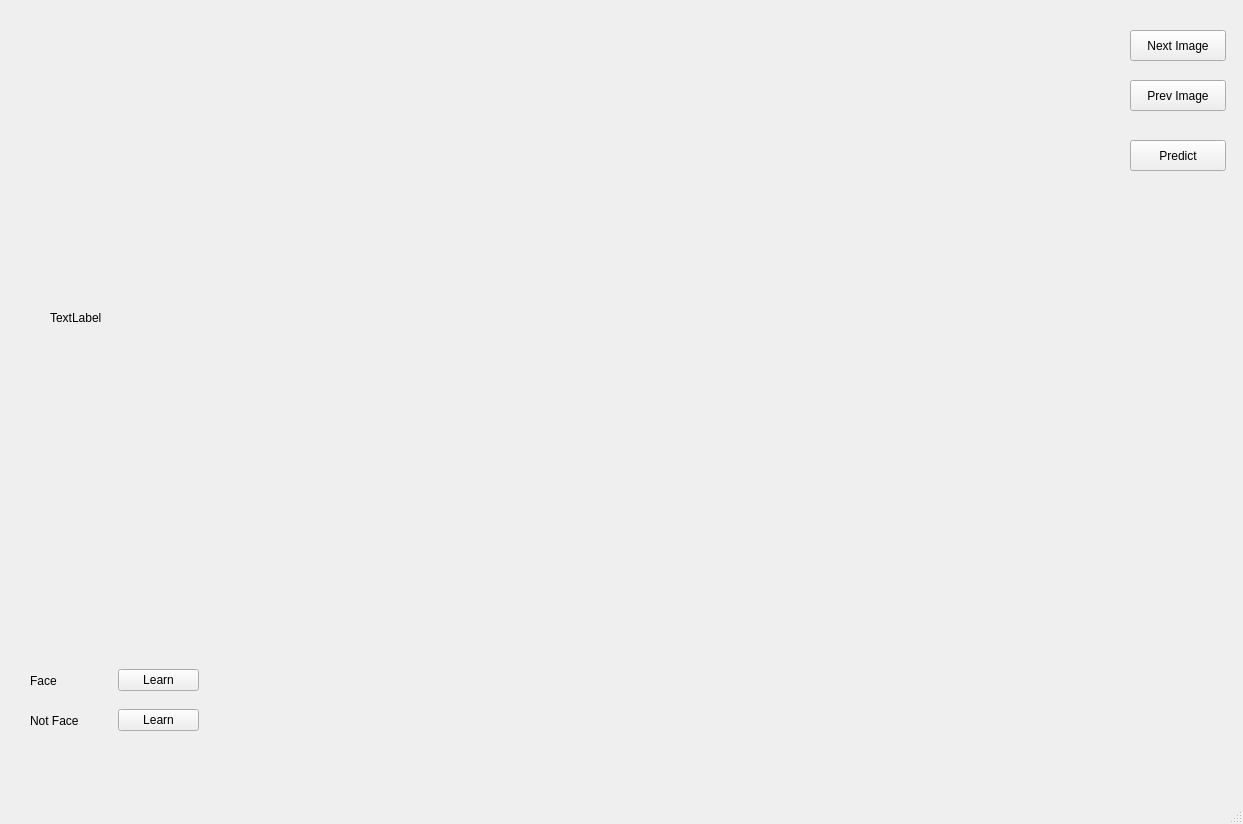
This is main.ui in Zumbalamambo/AL_CNN_Crowd as Qt 5 draws it before an edit. The edited form follows.
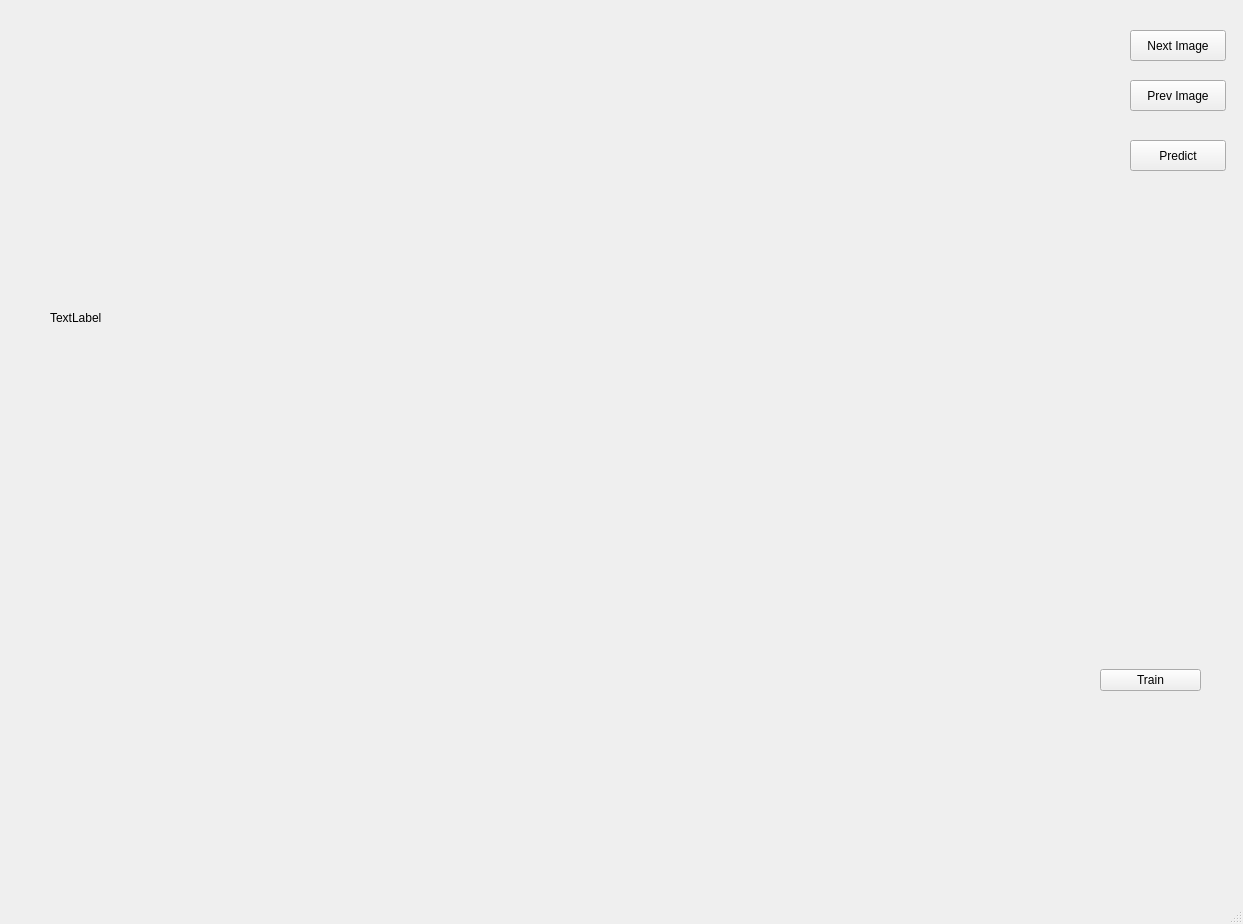
This is the edited form.

The edit to the form file:
```diff
--- a/main.ui
+++ b/main.ui
@@ -7,7 +7,7 @@
     <x>0</x>
     <y>0</y>
     <width>1243</width>
-    <height>824</height>
+    <height>924</height>
    </rect>
   </property>
   <property name="windowTitle">
@@ -27,58 +27,6 @@
      <string>TextLabel</string>
     </property>
    </widget>
-   <widget class="QWidget" name="horizontalLayoutWidget">
-    <property name="geometry">
-     <rect>
-      <x>30</x>
-      <y>660</y>
-      <width>169</width>
-      <height>41</height>
-     </rect>
-    </property>
-    <layout class="QHBoxLayout" name="horizontalLayout">
-     <item>
-      <widget class="QLabel" name="lbl_class_1">
-       <property name="text">
-        <string>Face</string>
-       </property>
-      </widget>
-     </item>
-     <item>
-      <widget class="QPushButton" name="btn_class_1">
-       <property name="text">
-        <string>Learn</string>
-       </property>
-      </widget>
-     </item>
-    </layout>
-   </widget>
-   <widget class="QWidget" name="horizontalLayoutWidget_2">
-    <property name="geometry">
-     <rect>
-      <x>30</x>
-      <y>700</y>
-      <width>169</width>
-      <height>41</height>
-     </rect>
-    </property>
-    <layout class="QHBoxLayout" name="horizontalLayout_2">
-     <item>
-      <widget class="QLabel" name="lbl_class_2">
-       <property name="text">
-        <string>Not Face</string>
-       </property>
-      </widget>
-     </item>
-     <item>
-      <widget class="QPushButton" name="btn_class_2">
-       <property name="text">
-        <string>Learn</string>
-       </property>
-      </widget>
-     </item>
-    </layout>
-   </widget>
    <widget class="QPushButton" name="btn_view_imgs">
     <property name="geometry">
      <rect>
@@ -118,6 +66,47 @@
      <string>Prev Image</string>
     </property>
    </widget>
+   <widget class="QWidget" name="horizontalLayoutWidget">
+    <property name="geometry">
+     <rect>
+      <x>1100</x>
+      <y>640</y>
+      <width>101</width>
+      <height>80</height>
+     </rect>
+    </property>
+    <layout class="QHBoxLayout" name="horizontalLayout">
+     <item>
+      <widget class="QPushButton" name="btn_class_1">
+       <property name="text">
+        <string>Train</string>
+       </property>
+      </widget>
+     </item>
+    </layout>
+   </widget>
+   <widget class="QWidget" name="gridLayoutWidget">
+    <property name="geometry">
+     <rect>
+      <x>60</x>
+      <y>640</y>
+      <width>1001</width>
+      <height>91</height>
+     </rect>
+    </property>
+    <layout class="QGridLayout" name="gridLayout"/>
+   </widget>
+   <widget class="QWidget" name="gridLayoutWidget_2">
+    <property name="geometry">
+     <rect>
+      <x>60</x>
+      <y>750</y>
+      <width>261</width>
+      <height>121</height>
+     </rect>
+    </property>
+    <layout class="QGridLayout" name="GL_L0"/>
+   </widget>
   </widget>
   <widget class="QMenuBar" name="menubar">
    <property name="geometry">
```
